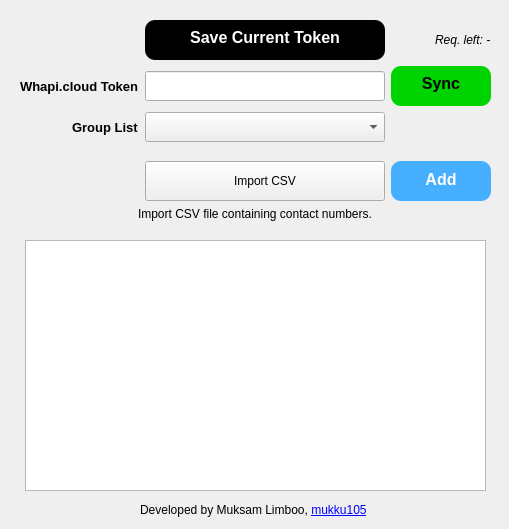
mukku105/BulkAddParticipantsWhatsapp, file main.ui: the form before one commit.
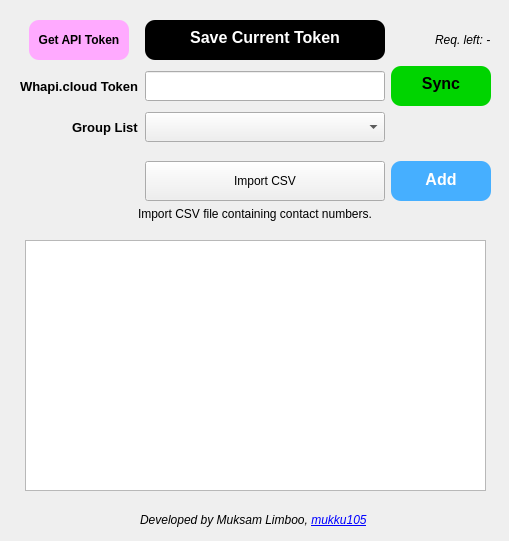
The form after the commit.

```diff
--- a/main.ui
+++ b/main.ui
@@ -7,7 +7,7 @@
     <x>0</x>
     <y>0</y>
     <width>509</width>
-    <height>529</height>
+    <height>541</height>
    </rect>
   </property>
   <property name="windowTitle">
@@ -257,6 +257,55 @@
       </property>
      </widget>
     </item>
+    <item row="0" column="0" alignment="Qt::AlignHCenter">
+     <widget class="QPushButton" name="pb_instruct">
+      <property name="sizePolicy">
+       <sizepolicy hsizetype="Fixed" vsizetype="Fixed">
+        <horstretch>0</horstretch>
+        <verstretch>0</verstretch>
+       </sizepolicy>
+      </property>
+      <property name="minimumSize">
+       <size>
+        <width>100</width>
+        <height>40</height>
+       </size>
+      </property>
+      <property name="mouseTracking">
+       <bool>false</bool>
+      </property>
+      <property name="acceptDrops">
+       <bool>false</bool>
+      </property>
+      <property name="autoFillBackground">
+       <bool>false</bool>
+      </property>
+      <property name="styleSheet">
+       <string notr="true">QPushButton {
+	background-color: rgb(255, 170, 255);
+	border-radius: 10px;
+	font-weight: bold;
+	font-size: 12px;
+	padding: 8px;
+}
+QPushButton:pressed {
+	background-color: rgb(0, 255, 127);
+}</string>
+      </property>
+      <property name="text">
+       <string>Get API Token</string>
+      </property>
+      <property name="autoDefault">
+       <bool>false</bool>
+      </property>
+      <property name="default">
+       <bool>false</bool>
+      </property>
+      <property name="flat">
+       <bool>false</bool>
+      </property>
+     </widget>
+    </item>
    </layout>
   </widget>
   <widget class="QTableView" name="tv_csv">
@@ -321,11 +370,18 @@
    <property name="geometry">
     <rect>
      <x>140</x>
-     <y>500</y>
+     <y>510</y>
      <width>251</width>
      <height>20</height>
     </rect>
    </property>
+   <property name="font">
+    <font>
+     <italic>true</italic>
+     <bold>false</bold>
+     <underline>false</underline>
+    </font>
+   </property>
    <property name="text">
     <string>&lt;html&gt;&lt;head/&gt;&lt;body&gt;&lt;p&gt;Developed by Muksam Limboo, &lt;a href=&quot;https://github.com/mukku105&quot;&gt;&lt;span style=&quot; text-decoration: underline; color:#0000ff;&quot;&gt;mukku105&lt;/span&gt;&lt;/a&gt;&lt;/p&gt;&lt;/body&gt;&lt;/html&gt;</string>
    </property>
```
